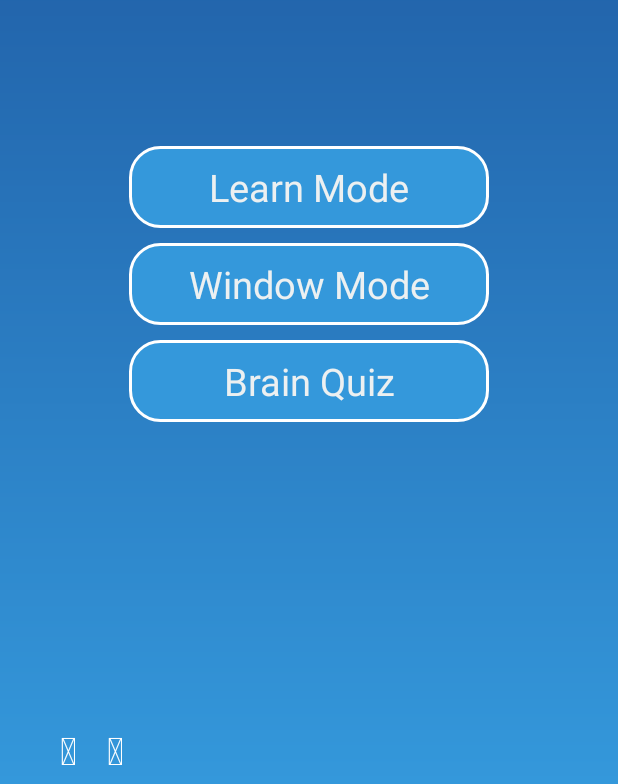
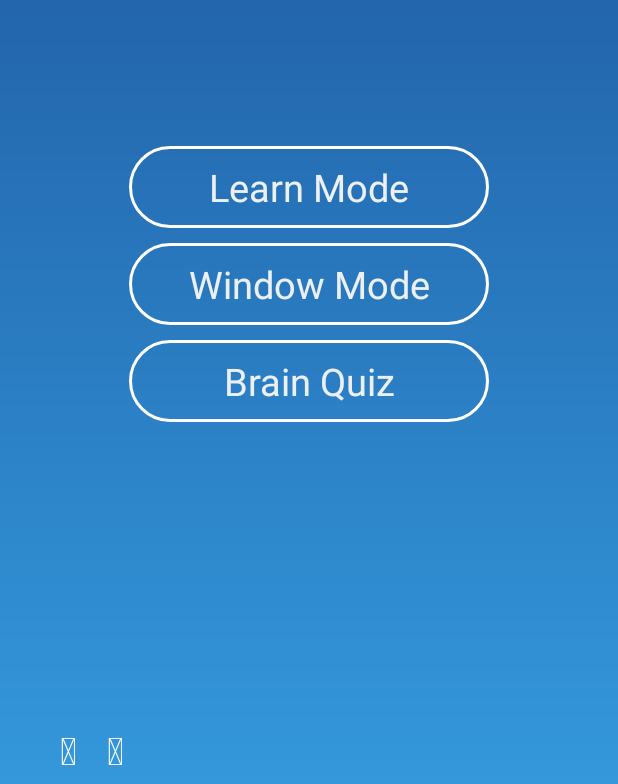
Before and after one commit to alxhill/BrainSlice, an Android app: the layout home_screen.xml on its own in the app's theme, with its tools: preview values and no code run, on a phone screen of 412 x 824 dp, the part 452-1236 px from its top. Run offline under Robolectric (Android 15) with nearby library versions, the phone set to English and light mode, and no system bars; network calls fail.

Commit message:
changed button color

```diff
--- a/App/src/main/res/drawable/hs_button_down.xml
+++ b/App/src/main/res/drawable/hs_button_down.xml
@@ -1,9 +1,9 @@
 <?xml version="1.0" encoding="utf-8"?>
 <shape xmlns:android="http://schemas.android.com/apk/res/android"
     android:shape="rectangle" >
-    <solid android:color="#e67e22" />
+    <solid android:color="#3498db" />
     <stroke android:width="2dp" android:color="#bdc3c7"/>
 
     <corners
-        android:radius="20dp" />
+        android:radius="1000dp" />
 </shape>
--- a/App/src/main/res/drawable/hs_button_up.xml
+++ b/App/src/main/res/drawable/hs_button_up.xml
@@ -1,9 +1,9 @@
 <?xml version="1.0" encoding="utf-8"?>
 <shape xmlns:android="http://schemas.android.com/apk/res/android"
     android:shape="rectangle" >
-    <solid android:color="#3498db" />
+    <solid android:color="#003498db" />
     <stroke android:width="2dp" android:color="#fff"/>
 
     <corners
-        android:radius="20dp" />
+        android:radius="1000dp" />
 </shape>
```
